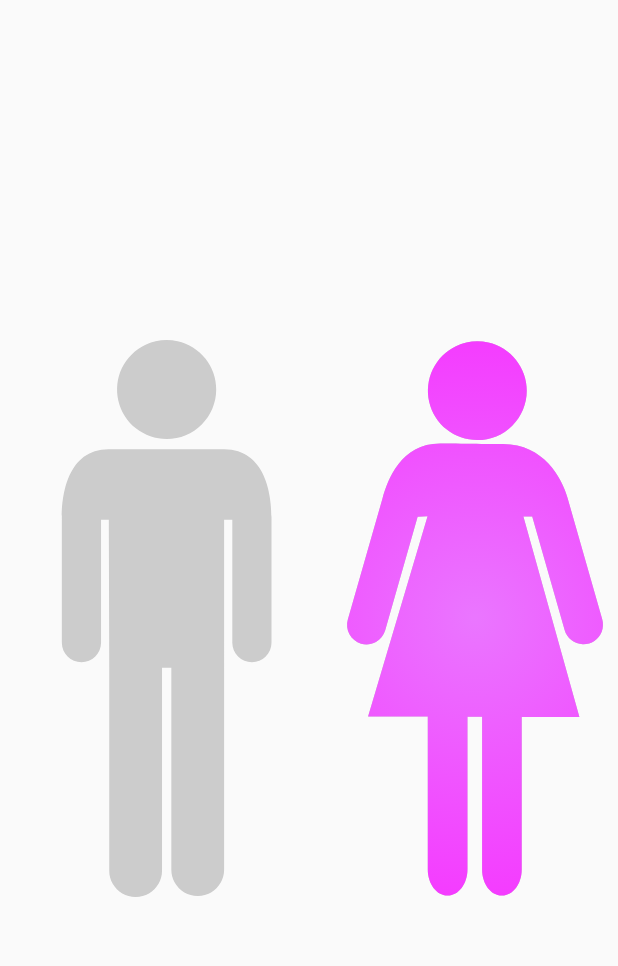
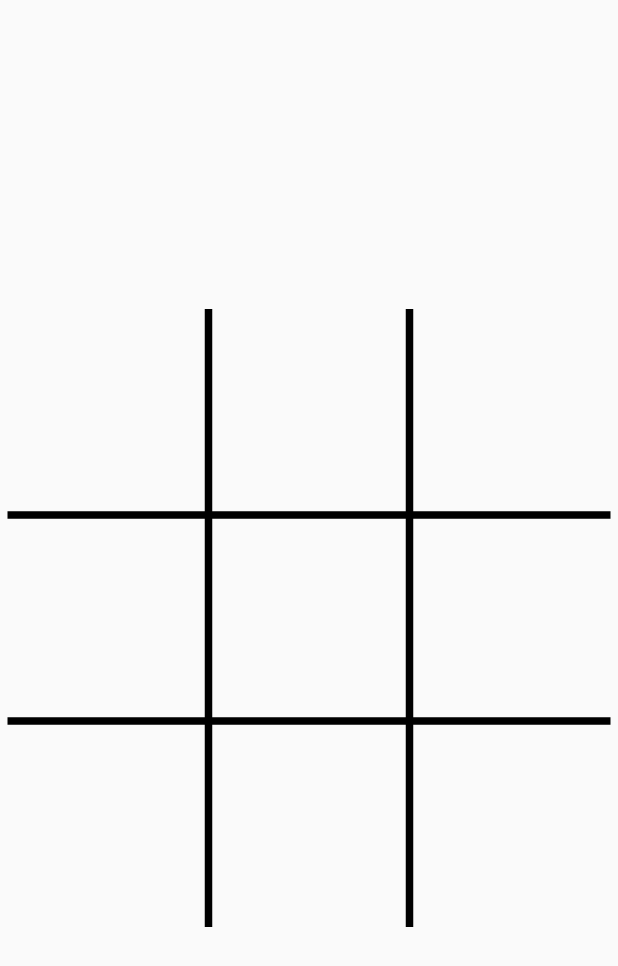
Before and after one commit to devAseemSharma/CanvasComposeMaster, an Android app built with Jetpack Compose: the screen it shows after launch (MainActivity), on a phone screen of 412 x 824 dp. Shown: the top 966 px of the screen. Run offline under Robolectric (Android 15) with nearby library versions, the phone set to English and light mode, and no system bars.

Commit message:
Added Tic tac toe layout in canvas and click events in each box

```diff
--- a/app/src/main/java/com/androidace/canvascomposemaster/MainActivity.kt
+++ b/app/src/main/java/com/androidace/canvascomposemaster/MainActivity.kt
@@ -62,6 +62,7 @@ import androidx.compose.ui.unit.sp
 import com.androidace.canvascomposemaster.clock.ComposeClock
 import com.androidace.canvascomposemaster.genderpicker.GenderPicker
 import com.androidace.canvascomposemaster.paths.DrawTextOnPath
+import com.androidace.canvascomposemaster.tictactoe.TicTacToeGame
 import com.androidace.canvascomposemaster.ui.theme.CanvasComposeMasterTheme
 import com.androidace.canvascomposemaster.ui.theme.DarkGreen
 import com.androidace.canvascomposemaster.weightpicker.Scale
@@ -81,9 +82,10 @@ class MainActivity : ComponentActivity() {
         setContent {
             CanvasComposeMasterTheme {
                 //CanvasPathBasic()
-                GenderPicker(modifier = Modifier.fillMaxSize()) {
+                /*GenderPicker(modifier = Modifier.fillMaxSize()) {
 
-                }
+                }*/
+                TicTacToeGame()
             }
         }
     }
--- /dev/null
+++ b/app/src/main/java/com/androidace/canvascomposemaster/tictactoe/TicTacToe.kt
@@ -0,0 +1,296 @@
+package com.androidace.canvascomposemaster.tictactoe
+
+import android.widget.Toast
+import androidx.compose.foundation.Canvas
+import androidx.compose.foundation.gestures.detectTapGestures
+import androidx.compose.foundation.layout.fillMaxSize
+import androidx.compose.runtime.Composable
+import androidx.compose.runtime.getValue
+import androidx.compose.runtime.mutableStateOf
+import androidx.compose.runtime.remember
+import androidx.compose.runtime.setValue
+import androidx.compose.ui.Modifier
+import androidx.compose.ui.geometry.Offset
+import androidx.compose.ui.geometry.Rect
+import androidx.compose.ui.geometry.Size
+import androidx.compose.ui.graphics.Color
+import androidx.compose.ui.graphics.drawscope.Stroke
+import androidx.compose.ui.graphics.drawscope.translate
+import androidx.compose.ui.input.pointer.pointerInput
+import androidx.compose.ui.platform.LocalContext
+import androidx.compose.ui.unit.dp
+
+
+/**
+ * Draw tic tac toe lines
+ *
+ * **/
+
+@Composable
+fun TicTacToeGame(modifier: Modifier = Modifier) {
+    var topLeftRect by remember {
+        mutableStateOf(Rect.Zero)
+    }
+    var centerTopRect by remember {
+        mutableStateOf(Rect.Zero)
+    }
+    var topRightRect by remember {
+        mutableStateOf(Rect.Zero)
+    }
+    var centerLeftRect by remember {
+        mutableStateOf(Rect.Zero)
+    }
+    var centerRect by remember {
+        mutableStateOf(Rect.Zero)
+    }
+    var centerRightRect by remember {
+        mutableStateOf(Rect.Zero)
+    }
+    var bottomLeftRect by remember {
+        mutableStateOf(Rect.Zero)
+    }
+    var bottomCenterRect by remember {
+        mutableStateOf(Rect.Zero)
+    }
+    var bottomRightRect by remember {
+        mutableStateOf(Rect.Zero)
+    }
+
+    val context = LocalContext.current
+
+
+    Canvas(
+        modifier = modifier
+            .fillMaxSize()
+            .pointerInput(true) {
+                detectTapGestures {
+                    when {
+                        topLeftRect.contains(it) -> {
+                            Toast.makeText(context, "Rect 1X1 clicked", Toast.LENGTH_SHORT).show()
+                        }
+                        centerTopRect.contains(it) -> {
+                            Toast.makeText(context, "Rect 1X2 clicked", Toast.LENGTH_SHORT).show()
+                        }
+                        topRightRect.contains(it) -> {
+                            Toast.makeText(context, "Rect 1X3 clicked", Toast.LENGTH_SHORT).show()
+                        }
+                        centerLeftRect.contains(it) -> {
+                            Toast.makeText(context, "Rect 2X1 clicked", Toast.LENGTH_SHORT).show()
+                        }
+                        centerRect.contains(it) -> {
+                            Toast.makeText(context, "Rect 2X2 clicked", Toast.LENGTH_SHORT).show()
+                        }
+                        centerRightRect.contains(it) -> {
+                            Toast.makeText(context, "Rect 2X3 clicked", Toast.LENGTH_SHORT).show()
+                        }
+                        bottomLeftRect.contains(it) -> {
+                            Toast.makeText(context, "Rect 3X1 clicked", Toast.LENGTH_SHORT).show()
+                        }
+                        bottomCenterRect.contains(it) -> {
+                            Toast.makeText(context, "Rect 3X2 clicked", Toast.LENGTH_SHORT).show()
+                        }
+                        bottomRightRect.contains(it) -> {
+                            Toast.makeText(context, "Rect 3X3 clicked", Toast.LENGTH_SHORT).show()
+                        }
+                    }
+                }
+            }) {
+        val boardWidth = size.width - 10.dp.toPx()
+        val boardHeight = size.height / 2
+        val mainBoardOffset = Offset(x = 5.dp.toPx(), y = center.y / 2)
+
+        val mainBoardRect = Rect(
+            offset = mainBoardOffset,
+            size = Size(boardWidth, boardHeight)
+        )
+
+        // (1,1) coordinate Rect
+        topLeftRect = Rect(
+            offset = mainBoardOffset,
+            size = Size(width = boardWidth / 3f, height = boardHeight / 3f)
+        )
+
+        // (1,2) coordinate Rect
+        centerTopRect = Rect(
+            offset = mainBoardOffset.copy(x = topLeftRect.topRight.x, y = topLeftRect.topRight.y),
+            size = Size(width = boardWidth / 3f, height = boardHeight / 3f)
+        )
+
+        // (1,3) coordinate Rect
+        topRightRect = Rect(
+            offset = mainBoardOffset.copy(
+                x = centerTopRect.topRight.x,
+                y = centerTopRect.topRight.y
+            ),
+            size = Size(width = boardWidth / 3f, height = boardHeight / 3f)
+        )
+
+        // (2,1) coordinate Rect
+        centerLeftRect = Rect(
+            offset = mainBoardOffset.copy(
+                x = topLeftRect.bottomLeft.x,
+                y = topLeftRect.bottomLeft.y
+            ),
+            size = Size(width = boardWidth / 3f, height = boardHeight / 3f)
+        )
+
+        // (2,2) coordinate Rect
+        centerRect = Rect(
+            offset = mainBoardOffset.copy(
+                x = centerLeftRect.topRight.x,
+                y = mainBoardRect.top + boardHeight / 3f
+            ),
+            size = Size(width = boardWidth / 3f, height = boardHeight / 3f)
+        )
+
+        // (2,3) coordinate Rect
+        centerRightRect = Rect(
+            offset = mainBoardOffset.copy(
+                x = centerRect.topRight.x,
+                y = centerRect.topRight.y
+            ),
+            size = Size(width = boardWidth / 3f, height = boardHeight / 3f)
+        )
+
+        // (3,1) coordinate Rect
+        bottomLeftRect = Rect(
+            offset = mainBoardOffset.copy(
+                x = centerLeftRect.bottomLeft.x,
+                y = centerLeftRect.bottomLeft.y
+            ),
+            size = Size(width = boardWidth / 3f, height = boardHeight / 3f)
+        )
+
+        // (3,2) coordinate Rect
+        bottomCenterRect = Rect(
+            offset = mainBoardOffset.copy(
+                x = bottomLeftRect.topRight.x,
+                y = bottomLeftRect.topRight.y
+            ),
+            size = Size(width = boardWidth / 3f, height = boardHeight / 3f)
+        )
+
+        // (3,3) coordinate Rect
+        bottomRightRect = Rect(
+            offset = mainBoardOffset.copy(
+                x = bottomCenterRect.topRight.x,
+                y = bottomCenterRect.topRight.y
+            ),
+            size = Size(width = boardWidth / 3f, height = boardHeight / 3f)
+        )
+
+        // -- Main rectangle -- //
+        drawRect(
+            color = Color.Transparent,
+            topLeft = mainBoardRect.topLeft,
+            size = mainBoardRect.size,
+            style = Stroke(
+                width = 2.dp.toPx(),
+            )
+        )
+
+        // -- Row 1 --//
+        drawRect(
+            color = Color.Transparent,
+            topLeft = topLeftRect.topLeft,
+            size = topLeftRect.size
+        )
+
+        drawRect(
+            color = Color.Transparent,
+            topLeft = centerTopRect.topLeft,
+            size = centerTopRect.size
+        )
+
+        drawRect(
+            color = Color.Transparent,
+            topLeft = topRightRect.topLeft,
+            size = topRightRect.size
+        )
+
+        // -- Row 2 --//
+
+        drawRect(
+            color = Color.Transparent,
+            topLeft = centerLeftRect.topLeft,
+            size = centerLeftRect.size
+        )
+
+        drawRect(
+            color = Color.Transparent,
+            topLeft = centerRect.topLeft,
+            size = centerRect.size
+        )
+
+        drawRect(
+            color = Color.Transparent,
+            topLeft = centerRightRect.topLeft,
+            size = centerRightRect.size
+        )
+
+        // -- Row 3 --//
+
+        drawRect(
+            color = Color.Transparent,
+            topLeft = bottomRightRect.topLeft,
+            size = bottomRightRect.size
+        )
+
+        drawRect(
+            color = Color.Transparent,
+            topLeft = bottomCenterRect.topLeft,
+            size = bottomCenterRect.size
+        )
+
+        drawRect(
+            color =Color.Transparent,
+            topLeft = bottomRightRect.topLeft,
+            size = bottomRightRect.size
+        )
+
+        /**
+         * Drow lines for Tic Toc Toe
+         * **/
+        translate(left = boardWidth / 3f) {
+            drawLine(
+                color = Color.Black,
+                start = mainBoardRect.topLeft,
+                end = mainBoardRect.bottomLeft,
+                strokeWidth = 5.dp.toPx()
+            )
+        }
+
+        translate(left = (boardWidth / 3f) + (boardWidth / 3f)) {
+            drawLine(
+                color = Color.Black,
+                start = mainBoardRect.topLeft,
+                end = mainBoardRect.bottomLeft,
+                strokeWidth = 5.dp.toPx()
+            )
+        }
+
+        translate(top = boardHeight / 3f) {
+            drawLine(
+                color = Color.Black,
+                start = mainBoardRect.topLeft,
+                end = mainBoardRect.topRight,
+                strokeWidth = 5.dp.toPx()
+            )
+        }
+
+        translate(top = (boardHeight / 3f) + (boardHeight / 3f)) {
+            drawLine(
+                color = Color.Black,
+                start = mainBoardRect.topLeft,
+                end = mainBoardRect.topRight,
+                strokeWidth = 5.dp.toPx()
+            )
+        }
+
+        /**
+         * Drow lines for Tic Toc Toe Section ends
+         * **/
+
+
+    }
+}
```
